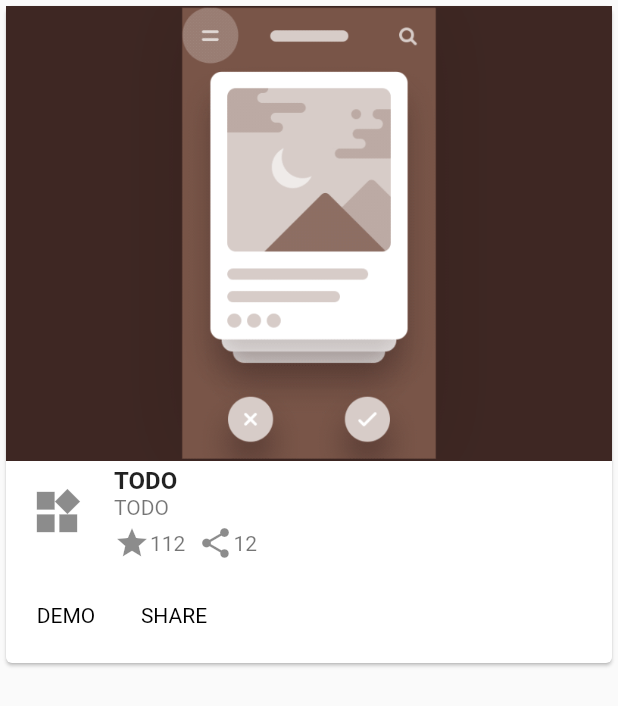
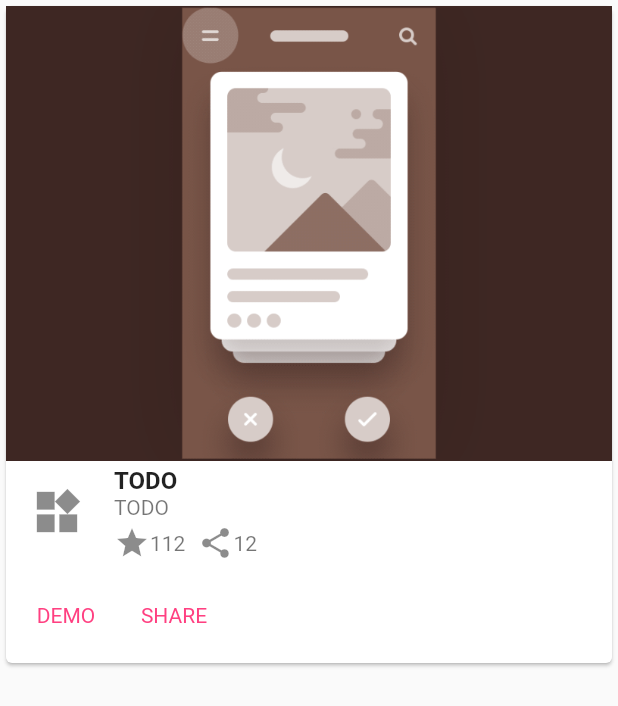
Before and after one commit to aqwert/flutterhack19, a Flutter app: the SearchCard widget shown alone on an empty page, opened directly, on a phone screen of 412 x 824 dp. Shown: the top 706 px of the screen. Run offline on Flutter 3.47's test engine with Material 2 defaults, Android fonts, the light colour scheme and no system bars; Roboto replaces fonts that are missing (Object Sans).

Commit message:
Color changes

```diff
--- a/lib/main.dart
+++ b/lib/main.dart
@@ -2,14 +2,3 @@ import 'package:flutter/material.dart';
 import 'package:flutter_fluffy/pages/app.dart';
 
 void main() => runApp(App());
-
-class MyApp extends StatelessWidget {
-  @override
-  Widget build(BuildContext context) {
-    return MaterialApp(
-      // Set Object Sans as the default app font
-      theme: ThemeData(fontFamily: 'Object Sans'),
-
-    );
-  }
-}
--- a/lib/pages/app.dart
+++ b/lib/pages/app.dart
@@ -5,6 +5,12 @@ class App extends StatelessWidget {
   @override
   Widget build(BuildContext context) {
     return MaterialApp(
+      theme: ThemeData(
+        fontFamily: 'Object Sans',
+        primaryColor: Colors.pinkAccent, // only if Brightness.normal
+        //accentColor: Colors.pink,
+        //brightness: Brightness.dark,
+      ),
       home: LandingPage(),
     );
   }
--- a/lib/pages/drawer_page.dart
+++ b/lib/pages/drawer_page.dart
@@ -13,6 +13,7 @@ class DrawerPage extends StatelessWidget {
           ),
           SizedBox(height: 30),
           FloatingActionButton.extended(
+            backgroundColor: Colors.pinkAccent,
             onPressed: () {
               Navigator.of(context).pop();
               Navigator.of(context).pop();
--- a/lib/widgets/search_card.dart
+++ b/lib/widgets/search_card.dart
@@ -72,11 +72,17 @@ class SearchCard extends StatelessWidget {
               alignment: MainAxisAlignment.start,
               children: <Widget>[
                 FlatButton(
-                  child: const NormalText('DEMO'),
+                  child: NormalText(
+                    'DEMO',
+                    color: Colors.pinkAccent,
+                  ),
                   onPressed: () {/* ... */},
                 ),
                 FlatButton(
-                  child: const NormalText('SHARE'),
+                  child: const NormalText(
+                    'SHARE',
+                    color: Colors.pinkAccent,
+                  ),
                   onPressed: () {/* ... */},
                 ),
               ],
```
Also changed, not shown: lib/pages/detail_page.dart (+6 -2 lines).
